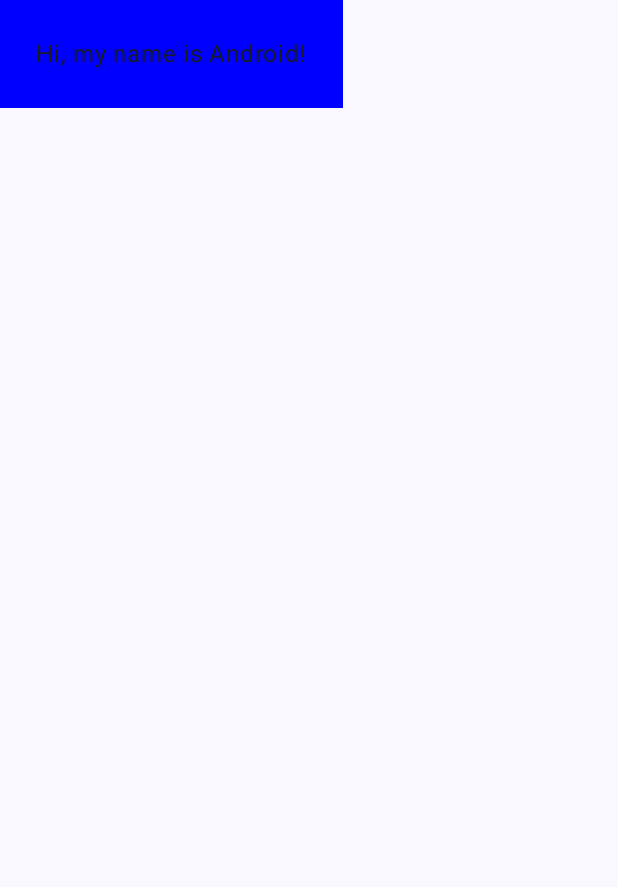
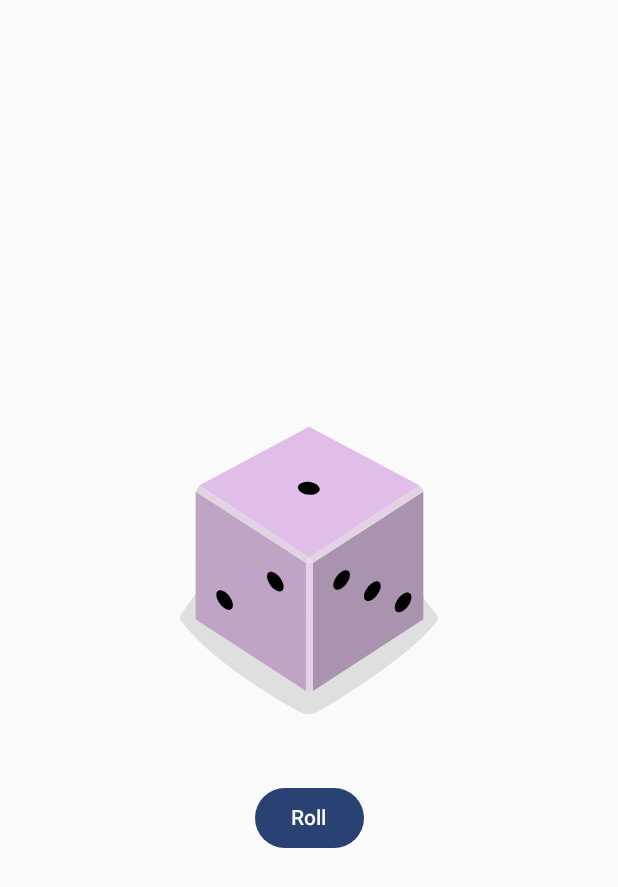
Before and after one commit to daniel-mitchell011/AndroidBook, an Android app built with Jetpack Compose: the screen it shows after launch (MainActivity), on a phone screen of 412 x 824 dp. Shown: the top 887 px of the screen. Run offline under Robolectric (Android 15) with nearby library versions, the phone set to English and light mode, and no system bars.

Commit message:
Dice Roller, Unit 2, Pathway 2, 2.

```diff
--- a/app/src/main/java/com/example/androidbook/MainActivity.kt
+++ b/app/src/main/java/com/example/androidbook/MainActivity.kt
@@ -4,14 +4,23 @@
 import androidx.activity.ComponentActivity
 import androidx.activity.compose.setContent
 import androidx.activity.enableEdgeToEdge
+import androidx.compose.foundation.Image
+import androidx.compose.foundation.layout.Column
+import androidx.compose.foundation.layout.Spacer
 import androidx.compose.foundation.layout.fillMaxSize
-import androidx.compose.foundation.layout.padding
-import androidx.compose.material3.Scaffold
-import androidx.compose.material3.Surface
+import androidx.compose.foundation.layout.height
+import androidx.compose.foundation.layout.wrapContentSize
+import androidx.compose.material3.Button
 import androidx.compose.material3.Text
 import androidx.compose.runtime.Composable
+import androidx.compose.runtime.getValue
+import androidx.compose.runtime.mutableStateOf
+import androidx.compose.runtime.remember
+import androidx.compose.runtime.setValue
+import androidx.compose.ui.Alignment
 import androidx.compose.ui.Modifier
-import androidx.compose.ui.graphics.Color
+import androidx.compose.ui.res.painterResource
+import androidx.compose.ui.res.stringResource
 import androidx.compose.ui.tooling.preview.Preview
 import androidx.compose.ui.unit.dp
 import com.example.androidbook.ui.theme.AndroidBookTheme
@@ -22,31 +31,42 @@
         enableEdgeToEdge()
         setContent {
             AndroidBookTheme {
-                Scaffold(modifier = Modifier.fillMaxSize()) { innerPadding ->
-                    Greeting(
-                        name = "Android",
-                        modifier = Modifier.padding(innerPadding)
-                    )
-                }
+                DiceRollerApp()
             }
         }
     }
 }
 
+@Preview
 @Composable
-fun Greeting(name: String, modifier: Modifier = Modifier) {
-    Surface(color = Color.Blue) {
-        Text(
-            text = "Hi, my name is $name!",
-            modifier = modifier.padding(24.dp)
+fun DiceRollerApp() {
+    DiceWithButtonAndImage()
+}
+
+@Composable
+fun DiceWithButtonAndImage(modifier: Modifier = Modifier
+    .fillMaxSize()
+    .wrapContentSize(Alignment.Center)) {
+    var result by remember { mutableStateOf(1) }
+    val imageResource = when(result) {
+        1 -> R.drawable.dice_1
+        2 -> R.drawable.dice_2
+        3 -> R.drawable.dice_3
+        4 -> R.drawable.dice_4
+        5 -> R.drawable.dice_5
+        else -> R.drawable.dice_6
+    }
+    Column(
+        modifier = modifier,
+        horizontalAlignment = Alignment.CenterHorizontally
+    ) {
+        Image(
+            painter = painterResource(imageResource),
+            contentDescription = "1"
         )
+        Spacer(modifier = Modifier.height(16.dp))
+        Button(onClick = { result = (1..6).random() }) {
+            Text(stringResource(R.string.roll))
+        }
     }
 }
-
-@Preview(showBackground = true)
-@Composable
-fun GreetingPreview() {
-    AndroidBookTheme {
-        Greeting("Daniel")
-    }
-}
--- /dev/null
+++ b/app/src/main/res/drawable/dice_1.xml
@@ -0,0 +1,66 @@
+<!--
+  ~ Copyright 2022, The Android Open Source Project
+  ~
+  ~ Licensed under the Apache License, Version 2.0 (the "License");
+  ~ you may not use this file except in compliance with the License.
+  ~ You may obtain a copy of the License at
+  ~
+  ~     http://www.apache.org/licenses/LICENSE-2.0
+  ~
+  ~ Unless required by applicable law or agreed to in writing, software
+  ~ distributed under the License is distributed on an "AS IS" BASIS,
+  ~ WITHOUT WARRANTIES OR CONDITIONS OF ANY KIND, either express or implied.
+  ~ See the License for the specific language governing permissions and
+  ~ limitations under the License.
+  -->
+
+<vector xmlns:android="http://schemas.android.com/apk/res/android"
+    android:width="200dp"
+    android:height="250dp"
+    android:viewportWidth="800"
+    android:viewportHeight="1000">
+    <path
+        android:fillAlpha="0.5"
+        android:fillColor="#C5C4C4"
+        android:pathData="M740.8,635.42c-68.27,90.47 -249.77,201.76 -316,240.63a50.7,50.7 0,0 1,-49.93 0.81c-64.19,-35 -234.09,-133.88 -315.65,-242a14.69,14.69 0,0 1,-0.12 -17.49c77.58,-106.29 159.67,-258.89 341.06,-258.89 182,0 242.19,139.08 340.27,258.88A14.62,14.62 0,0 1,740.8 635.42Z"
+        android:strokeAlpha="0.5" />
+    <path
+        android:fillColor="#AA93AE"
+        android:pathData="M704.9,630l-294.29,191.06l0,-340.85l294.29,-191.06l0,340.85z" />
+    <path
+        android:fillColor="#C0A4C5"
+        android:pathData="M97.59,630l294.29,191.06l0,-340.85l-294.29,-191.06l0,340.85z" />
+    <path
+        android:fillColor="#E1BEE7"
+        android:pathData="M400.14,464.73l-293.19,-191.45l293.19,-156.31l295.39,156.31l-295.39,191.45z" />
+    <path
+        android:fillColor="#E2D3E4"
+        android:pathData="M106.95,273.28l-9.36,15.87l294.29,191.06l8.26,-15.48l-293.19,-191.45z" />
+    <path
+        android:fillColor="#E2D3E4"
+        android:pathData="M695.53,273.28l9.37,15.87l-294.29,191.06l-10.47,-15.48l295.39,-191.45z" />
+    <path
+        android:fillColor="#E2D3E4"
+        android:pathData="M391.88,480.21h18.73v340.85h-18.73z" />
+    <path
+        android:fillColor="#E7DCE8"
+        android:pathData="M400.14,464.73l-8.26,15.48l18.73,0l-10.47,-15.48z" />
+    <path
+        android:fillColor="#000000"
+        android:pathData="M397.45,297.62a16.9,28.71 97.07,1 0,4.16 -33.54a16.9,28.71 97.07,1 0,-4.16 33.54z" />
+    <path
+        android:fillColor="#000000"
+        android:pathData="M297.17,539.02a30.12,16.11 53.82,1 0,26.01 -19.02a30.12,16.11 53.82,1 0,-26.01 19.02z" />
+    <path
+        android:fillColor="#000000"
+        android:pathData="M161.96,588.24a30.12,16.11 53.82,1 0,26.01 -19.02a30.12,16.11 53.82,1 0,-26.01 19.02z" />
+    <path
+        android:fillColor="#000000"
+        android:pathData="M551.15,579.45a30.12,16.11 126.18,1 0,35.56 -48.62a30.12,16.11 126.18,1 0,-35.56 48.62z" />
+    <path
+        android:fillColor="#000000"
+        android:pathData="M469.12,549.58a30.12,16.11 126.18,1 0,35.56 -48.62a30.12,16.11 126.18,1 0,-35.56 48.62z" />
+    <path
+        android:fillColor="#000000"
+        android:pathData="M633.17,609.29a30.12,16.11 126.18,1 0,35.56 -48.62a30.12,16.11 126.18,1 0,-35.56 48.62z" />
+</vector>
--- /dev/null
+++ b/app/src/main/res/drawable/dice_2.xml
@@ -0,0 +1,66 @@
+<!--
+  ~ Copyright 2022, The Android Open Source Project
+  ~
+  ~ Licensed under the Apache License, Version 2.0 (the "License");
+  ~ you may not use this file except in compliance with the License.
+  ~ You may obtain a copy of the License at
+  ~
+  ~     http://www.apache.org/licenses/LICENSE-2.0
+  ~
+  ~ Unless required by applicable law or agreed to in writing, software
+  ~ distributed under the License is distributed on an "AS IS" BASIS,
+  ~ WITHOUT WARRANTIES OR CONDITIONS OF ANY KIND, either express or implied.
+  ~ See the License for the specific language governing permissions and
+  ~ limitations under the License.
+  -->
+
+<vector xmlns:android="http://schemas.android.com/apk/res/android"
+    android:width="200dp"
+    android:height="250dp"
+    android:viewportWidth="800"
+    android:viewportHeight="1000">
+    <path
+        android:fillAlpha="0.5"
+        android:fillColor="#C5C4C4"
+        android:pathData="M740.8,635.42c-68.27,90.47 -249.77,201.76 -316,240.63a50.7,50.7 0,0 1,-49.93 0.81c-64.19,-35 -234.09,-133.88 -315.65,-242a14.69,14.69 0,0 1,-0.12 -17.49c77.58,-106.29 159.67,-258.89 341.06,-258.89 182,0 242.19,139.08 340.27,258.88A14.62,14.62 0,0 1,740.8 635.42Z"
+        android:strokeAlpha="0.5" />
+    <path
+        android:fillColor="#AA93AE"
+        android:pathData="M704.9,630l-294.29,191.06l0,-340.85l294.29,-191.06l0,340.85z" />
+    <path
+        android:fillColor="#C0A4C5"
+        android:pathData="M97.59,630l294.29,191.06l0,-340.85l-294.29,-191.06l0,340.85z" />
+    <path
+        android:fillColor="#E1BEE7"
+        android:pathData="M400.14,464.73l-293.19,-191.45l293.19,-156.31l295.39,156.31l-295.39,191.45z" />
+    <path
+        android:fillColor="#E2D3E4"
+        android:pathData="M106.95,273.28l-9.36,15.87l294.29,191.06l8.26,-15.48l-293.19,-191.45z" />
+    <path
+        android:fillColor="#E2D3E4"
+        android:pathData="M695.53,273.28l9.37,15.87l-294.29,191.06l-10.47,-15.48l295.39,-191.45z" />
+    <path
+        android:fillColor="#E2D3E4"
+        android:pathData="M391.88,480.21h18.73v340.85h-18.73z" />
+    <path
+        android:fillColor="#E7DCE8"
+        android:pathData="M400.14,464.73l-8.26,15.48l18.73,0l-10.47,-15.48z" />
+    <path
+        android:fillColor="#000000"
+        android:pathData="M520.85,303.25a16.9,28.71 97.07,1 0,4.16 -33.54a16.9,28.71 97.07,1 0,-4.16 33.54z" />
+    <path
+        android:fillColor="#000000"
+        android:pathData="M273.33,291.99a16.9,28.71 97.07,1 0,4.16 -33.54a16.9,28.71 97.07,1 0,-4.16 33.54z" />
+    <path
+        android:fillColor="#000000"
+        android:pathData="M229.56,563.64a30.12,16.11 53.82,1 0,26.01 -19.02a30.12,16.11 53.82,1 0,-26.01 19.02z" />
+    <path
+        android:fillColor="#000000"
+        android:pathData="M311.58,533.77a30.12,16.11 53.82,1 0,26.01 -19.02a30.12,16.11 53.82,1 0,-26.01 19.02z" />
+    <path
+        android:fillColor="#000000"
+        android:pathData="M147.54,593.49a30.12,16.11 53.82,1 0,26.01 -19.02a30.12,16.11 53.82,1 0,-26.01 19.02z" />
+    <path
+        android:fillColor="#000000"
+        android:pathData="M551.15,579.45a30.12,16.11 126.18,1 0,35.56 -48.62a30.12,16.11 126.18,1 0,-35.56 48.62z" />
+</vector>
--- /dev/null
+++ b/app/src/main/res/drawable/dice_3.xml
@@ -0,0 +1,66 @@
+<!--
+  ~ Copyright 2022, The Android Open Source Project
+  ~
+  ~ Licensed under the Apache License, Version 2.0 (the "License");
+  ~ you may not use this file except in compliance with the License.
+  ~ You may obtain a copy of the License at
+  ~
+  ~     http://www.apache.org/licenses/LICENSE-2.0
+  ~
+  ~ Unless required by applicable law or agreed to in writing, software
+  ~ distributed under the License is distributed on an "AS IS" BASIS,
+  ~ WITHOUT WARRANTIES OR CONDITIONS OF ANY KIND, either express or implied.
+  ~ See the License for the specific language governing permissions and
+  ~ limitations under the License.
+  -->
+
+<vector xmlns:android="http://schemas.android.com/apk/res/android"
+    android:width="200dp"
+    android:height="250dp"
+    android:viewportWidth="800"
+    android:viewportHeight="1000">
+    <path
+        android:fillAlpha="0.5"
+        android:fillColor="#C5C4C4"
+        android:pathData="M740.8,635.42c-68.27,90.47 -249.77,201.76 -316,240.63a50.7,50.7 0,0 1,-49.93 0.81c-64.19,-35 -234.09,-133.88 -315.65,-242a14.69,14.69 0,0 1,-0.12 -17.49c77.58,-106.29 159.67,-258.89 341.06,-258.89 182,0 242.19,139.08 340.27,258.88A14.62,14.62 0,0 1,740.8 635.42Z"
+        android:strokeAlpha="0.5" />
+    <path
+        android:fillColor="#AA93AE"
+        android:pathData="M704.9,630l-294.29,191.06l0,-340.85l294.29,-191.06l0,340.85z" />
+    <path
+        android:fillColor="#C0A4C5"
+        android:pathData="M97.59,630l294.29,191.06l0,-340.85l-294.29,-191.06l0,340.85z" />
+    <path
+        android:fillColor="#E1BEE7"
+        android:pathData="M400.14,464.73l-293.19,-191.45l293.19,-156.31l295.39,156.31l-295.39,191.45z" />
+    <path
+        android:fillColor="#E2D3E4"
+        android:pathData="M106.95,273.28l-9.36,15.87l294.29,191.06l8.26,-15.48l-293.19,-191.45z" />
+    <path
+        android:fillColor="#E2D3E4"
+        android:pathData="M695.53,273.28l9.37,15.87l-294.29,191.06l-10.47,-15.48l295.39,-191.45z" />
+    <path
+        android:fillColor="#E2D3E4"
+        android:pathData="M391.88,480.21h18.73v340.85h-18.73z" />
+    <path
+        android:fillColor="#E7DCE8"
+        android:pathData="M400.14,464.73l-8.26,15.48l18.73,0l-10.47,-15.48z" />
+    <path
+        android:fillColor="#000000"
+        android:pathData="M398.11,297.62a16.9,28.71 97.07,1 0,4.16 -33.54a16.9,28.71 97.07,1 0,-4.16 33.54z" />
+    <path
+        android:fillColor="#000000"
+        android:pathData="M548.27,304.46a16.9,28.71 97.07,1 0,4.16 -33.54a16.9,28.71 97.07,1 0,-4.16 33.54z" />
+    <path
+        android:fillColor="#000000"
+        android:pathData="M247.95,290.79a16.9,28.71 97.07,1 0,4.16 -33.54a16.9,28.71 97.07,1 0,-4.16 33.54z" />
+    <path
+        android:fillColor="#000000"
+        android:pathData="M229.56,563.64a30.12,16.11 53.82,1 0,26.01 -19.02a30.12,16.11 53.82,1 0,-26.01 19.02z" />
+    <path
+        android:fillColor="#000000"
+        android:pathData="M483.54,554.83a30.12,16.11 126.18,1 0,35.56 -48.62a30.12,16.11 126.18,1 0,-35.56 48.62z" />
+    <path
+        android:fillColor="#000000"
+        android:pathData="M618.75,604.04a30.12,16.11 126.18,1 0,35.56 -48.62a30.12,16.11 126.18,1 0,-35.56 48.62z" />
+</vector>
--- /dev/null
+++ b/app/src/main/res/drawable/dice_4.xml
@@ -0,0 +1,69 @@
+<!--
+  ~ Copyright 2022, The Android Open Source Project
+  ~
+  ~ Licensed under the Apache License, Version 2.0 (the "License");
+  ~ you may not use this file except in compliance with the License.
+  ~ You may obtain a copy of the License at
+  ~
+  ~     http://www.apache.org/licenses/LICENSE-2.0
+  ~
+  ~ Unless required by applicable law or agreed to in writing, software
+  ~ distributed under the License is distributed on an "AS IS" BASIS,
+  ~ WITHOUT WARRANTIES OR CONDITIONS OF ANY KIND, either express or implied.
+  ~ See the License for the specific language governing permissions and
+  ~ limitations under the License.
+  -->
+
+<vector xmlns:android="http://schemas.android.com/apk/res/android"
+    android:width="200dp"
+    android:height="250dp"
+    android:viewportWidth="800"
+    android:viewportHeight="1000">
+    <path
+        android:fillAlpha="0.5"
+        android:fillColor="#C5C4C4"
+        android:pathData="M740.8,635.42c-68.27,90.47 -249.77,201.76 -316,240.63a50.7,50.7 0,0 1,-49.93 0.81c-64.19,-35 -234.09,-133.88 -315.65,-242a14.69,14.69 0,0 1,-0.12 -17.49c77.58,-106.29 159.67,-258.89 341.06,-258.89 182,0 242.19,139.08 340.27,258.88A14.62,14.62 0,0 1,740.8 635.42Z"
+        android:strokeAlpha="0.5" />
+    <path
+        android:fillColor="#AA93AE"
+        android:pathData="M704.9,630l-294.29,191.06l0,-340.85l294.29,-191.06l0,340.85z" />
+    <path
+        android:fillColor="#C0A4C5"
+        android:pathData="M97.59,630l294.29,191.06l0,-340.85l-294.29,-191.06l0,340.85z" />
+    <path
+        android:fillColor="#E1BEE7"
+        android:pathData="M400.14,464.73l-293.19,-191.45l293.19,-156.31l295.39,156.31l-295.39,191.45z" />
+    <path
+        android:fillColor="#E2D3E4"
+        android:pathData="M106.95,273.28l-9.36,15.87l294.29,191.06l8.26,-15.48l-293.19,-191.45z" />
+    <path
+        android:fillColor="#E2D3E4"
+        android:pathData="M695.53,273.28l9.37,15.87l-294.29,191.06l-10.47,-15.48l295.39,-191.45z" />
+    <path
+        android:fillColor="#E2D3E4"
+        android:pathData="M391.88,480.21h18.73v340.85h-18.73z" />
+    <path
+        android:fillColor="#E7DCE8"
+        android:pathData="M400.14,464.73l-8.26,15.48l18.73,0l-10.47,-15.48z" />
+    <path
+        android:fillColor="#000000"
+        android:pathData="M530.08,303.65a16.9,28.71 97.07,1 0,4.16 -33.54a16.9,28.71 97.07,1 0,-4.16 33.54z" />
+    <path
+        android:fillColor="#000000"
+        android:pathData="M389.68,218.17a16.9,28.71 97.07,1 0,4.16 -33.54a16.9,28.71 97.07,1 0,-4.16 33.54z" />
+    <path
+        android:fillColor="#000000"
+        android:pathData="M405.35,377.09a16.9,28.71 97.07,1 0,4.16 -33.54a16.9,28.71 97.07,1 0,-4.16 33.54z" />
+    <path
+        android:fillColor="#000000"
+        android:pathData="M264.95,291.6a16.9,28.71 97.07,1 0,4.16 -33.54a16.9,28.71 97.07,1 0,-4.16 33.54z" />
+    <path
+        android:fillColor="#000000"
+        android:pathData="M297.17,541.59a30.12,16.11 53.82,1 0,26.01 -19.02a30.12,16.11 53.82,1 0,-26.01 19.02z" />
+    <path
+        android:fillColor="#000000"
+        android:pathData="M161.96,590.81a30.12,16.11 53.82,1 0,26.01 -19.02a30.12,16.11 53.82,1 0,-26.01 19.02z" />
+    <path
+        android:fillColor="#000000"
+        android:pathData="M551.15,579.45a30.12,16.11 126.18,1 0,35.56 -48.62a30.12,16.11 126.18,1 0,-35.56 48.62z" />
+</vector>
--- /dev/null
+++ b/app/src/main/res/drawable/dice_5.xml
@@ -0,0 +1,75 @@
+<!--
+  ~ Copyright 2022, The Android Open Source Project
+  ~
+  ~ Licensed under the Apache License, Version 2.0 (the "License");
+  ~ you may not use this file except in compliance with the License.
+  ~ You may obtain a copy of the License at
+  ~
+  ~     http://www.apache.org/licenses/LICENSE-2.0
+  ~
+  ~ Unless required by applicable law or agreed to in writing, software
+  ~ distributed under the License is distributed on an "AS IS" BASIS,
+  ~ WITHOUT WARRANTIES OR CONDITIONS OF ANY KIND, either express or implied.
+  ~ See the License for the specific language governing permissions and
+  ~ limitations under the License.
+  -->
+
+<vector xmlns:android="http://schemas.android.com/apk/res/android"
+    android:width="200dp"
+    android:height="250dp"
+    android:viewportWidth="800"
+    android:viewportHeight="1000">
+    <path
+        android:fillAlpha="0.5"
+        android:fillColor="#C5C4C4"
+        android:pathData="M740.8,635.42c-68.27,90.47 -249.77,201.76 -316,240.63a50.7,50.7 0,0 1,-49.93 0.81c-64.19,-35 -234.09,-133.88 -315.65,-242a14.69,14.69 0,0 1,-0.12 -17.49c77.58,-106.29 159.67,-258.89 341.06,-258.89 182,0 242.19,139.08 340.27,258.88A14.62,14.62 0,0 1,740.8 635.42Z"
+        android:strokeAlpha="0.5" />
+    <path
+        android:fillColor="#AA93AE"
+        android:pathData="M704.9,630l-294.29,191.06l0,-340.85l294.29,-191.06l0,340.85z" />
+    <path
+        android:fillColor="#C0A4C5"
+        android:pathData="M97.59,630l294.29,191.06l0,-340.85l-294.29,-191.06l0,340.85z" />
+    <path
+        android:fillColor="#E1BEE7"
+        android:pathData="M400.14,464.73l-293.19,-191.45l293.19,-156.31l295.39,156.31l-295.39,191.45z" />
+    <path
+        android:fillColor="#E2D3E4"
+        android:pathData="M106.95,273.28l-9.36,15.87l294.29,191.06l8.26,-15.48l-293.19,-191.45z" />
+    <path
+        android:fillColor="#E2D3E4"
+        android:pathData="M695.53,273.28l9.37,15.87l-294.29,191.06l-10.47,-15.48l295.39,-191.45z" />
+    <path
+        android:fillColor="#E2D3E4"
+        android:pathData="M391.88,480.21h18.73v340.85h-18.73z" />
+    <path
+        android:fillColor="#E7DCE8"
+        android:pathData="M400.14,464.73l-8.26,15.48l18.73,0l-10.47,-15.48z" />
+    <path
+        android:fillColor="#000000"
+        android:pathData="M397.05,297.63a16.9,28.71 97.07,1 0,4.16 -33.54a16.9,28.71 97.07,1 0,-4.16 33.54z" />
+    <path
+        android:fillColor="#000000"
+        android:pathData="M547.21,304.45a16.9,28.71 97.07,1 0,4.16 -33.54a16.9,28.71 97.07,1 0,-4.16 33.54z" />
+    <path
+        android:fillColor="#000000"
+        android:pathData="M388.17,207.62a16.9,28.71 97.07,1 0,4.16 -33.54a16.9,28.71 97.07,1 0,-4.16 33.54z" />
+    <path
+        android:fillColor="#000000"
+        android:pathData="M405.93,387.62a16.9,28.71 97.07,1 0,4.16 -33.54a16.9,28.71 97.07,1 0,-4.16 33.54z" />
+    <path
+        android:fillColor="#000000"
+        android:pathData="M246.89,290.79a16.9,28.71 97.07,1 0,4.16 -33.54a16.9,28.71 97.07,1 0,-4.16 33.54z" />
+    <path
+        android:fillColor="#000000"
+        android:pathData="M229.56,563.64a30.12,16.11 53.82,1 0,26.01 -19.02a30.12,16.11 53.82,1 0,-26.01 19.02z" />
+    <path
+        android:fillColor="#000000"
+        android:pathData="M551.15,579.45a30.12,16.11 126.18,1 0,35.56 -48.62a30.12,16.11 126.18,1 0,-35.56 48.62z" />
+    <path
+        android:fillColor="#000000"
+        android:pathData="M469.12,549.58a30.12,16.11 126.18,1 0,35.56 -48.62a30.12,16.11 126.18,1 0,-35.56 48.62z" />
+    <path
+        android:fillColor="#000000"
+        android:pathData="M633.17,609.29a30.12,16.11 126.18,1 0,35.56 -48.62a30.12,16.11 126.18,1 0,-35.56 48.62z" />
+</vector>
--- /dev/null
+++ b/app/src/main/res/drawable/dice_6.xml
@@ -0,0 +1,81 @@
+<!--
+  ~ Copyright 2022, The Android Open Source Project
+  ~
+  ~ Licensed under the Apache License, Version 2.0 (the "License");
+  ~ you may not use this file except in compliance with the License.
+  ~ You may obtain a copy of the License at
+  ~
+  ~     http://www.apache.org/licenses/LICENSE-2.0
+  ~
+  ~ Unless required by applicable law or agreed to in writing, software
+  ~ distributed under the License is distributed on an "AS IS" BASIS,
+  ~ WITHOUT WARRANTIES OR CONDITIONS OF ANY KIND, either express or implied.
+  ~ See the License for the specific language governing permissions and
+  ~ limitations under the License.
+  -->
+
+<vector xmlns:android="http://schemas.android.com/apk/res/android"
+    android:width="200dp"
+    android:height="250dp"
+    android:viewportWidth="800"
+    android:viewportHeight="1000">
+    <path
+        android:fillAlpha="0.5"
+        android:fillColor="#C5C4C4"
+        android:pathData="M740.8,635.42c-68.27,90.47 -249.77,201.76 -316,240.63a50.7,50.7 0,0 1,-49.93 0.81c-64.19,-35 -234.09,-133.88 -315.65,-242a14.69,14.69 0,0 1,-0.12 -17.49c77.58,-106.29 159.67,-258.89 341.06,-258.89 182,0 242.19,139.08 340.27,258.88A14.62,14.62 0,0 1,740.8 635.42Z"
+        android:strokeAlpha="0.5" />
+    <path
+        android:fillColor="#AA93AE"
+        android:pathData="M704.9,630l-294.29,191.06l0,-340.85l294.29,-191.06l0,340.85z" />
+    <path
+        android:fillColor="#C0A4C5"
+        android:pathData="M97.59,630l294.29,191.06l0,-340.85l-294.29,-191.06l0,340.85z" />
+    <path
+        android:fillColor="#E1BEE7"
+        android:pathData="M400.14,464.73l-293.19,-191.45l293.19,-156.31l295.39,156.31l-295.39,191.45z" />
+    <path
+        android:fillColor="#E2D3E4"
+        android:pathData="M106.95,273.28l-9.36,15.87l294.29,191.06l8.26,-15.48l-293.19,-191.45z" />
+    <path
+        android:fillColor="#E2D3E4"
+        android:pathData="M695.53,273.28l9.37,15.87l-294.29,191.06l-10.47,-15.48l295.39,-191.45z" />
+    <path
+        android:fillColor="#E2D3E4"
+        android:pathData="M391.88,480.21h18.73v340.85h-18.73z" />
+    <path
+        android:fillColor="#E7DCE8"
+        android:pathData="M400.14,464.73l-8.26,15.48l18.73,0l-10.47,-15.48z" />
+    <path
+        android:fillColor="#000000"
+        android:pathData="M326.53,254.89a16.9,28.71 97.07,1 0,4.16 -33.54a16.9,28.71 97.07,1 0,-4.16 33.54z" />
+    <path
+        android:fillColor="#000000"
+        android:pathData="M537.57,298.78a16.9,28.71 97.07,1 0,4.16 -33.54a16.9,28.71 97.07,1 0,-4.16 33.54z" />
+    <path
+        android:fillColor="#000000"
+        android:pathData="M397.17,213.3a16.9,28.71 97.07,1 0,4.16 -33.54a16.9,28.71 97.07,1 0,-4.16 33.54z" />
+    <path
+        android:fillColor="#000000"
+        android:pathData="M396.31,381.95a16.9,28.71 97.07,1 0,4.16 -33.54a16.9,28.71 97.07,1 0,-4.16 33.54z" />
+    <path
+        android:fillColor="#000000"
+        android:pathData="M255.91,296.47a16.9,28.71 97.07,1 0,4.16 -33.54a16.9,28.71 97.07,1 0,-4.16 33.54z" />
+    <path
+        android:fillColor="#000000"
+        android:pathData="M466.93,340.37a16.9,28.71 97.07,1 0,4.16 -33.54a16.9,28.71 97.07,1 0,-4.16 33.54z" />
+    <path
+        android:fillColor="#000000"
+        android:pathData="M230,563.64a30.12,16.11 53.82,1 0,26.01 -19.02a30.12,16.11 53.82,1 0,-26.01 19.02z" />
+    <path
+        android:fillColor="#000000"
+        android:pathData="M312.02,533.78a30.12,16.11 53.82,1 0,26.01 -19.02a30.12,16.11 53.82,1 0,-26.01 19.02z" />
+    <path
+        android:fillColor="#000000"
+        android:pathData="M147.96,593.48a30.12,16.11 53.82,1 0,26.01 -19.02a30.12,16.11 53.82,1 0,-26.01 19.02z" />
+    <path
+        android:fillColor="#000000"
+        android:pathData="M483.54,554.83a30.12,16.11 126.18,1 0,35.56 -48.62a30.12,16.11 126.18,1 0,-35.56 48.62z" />
+    <path
+        android:fillColor="#000000"
+        android:pathData="M618.75,604.04a30.12,16.11 126.18,1 0,35.56 -48.62a30.12,16.11 126.18,1 0,-35.56 48.62z" />
+</vector>
--- a/app/src/main/res/values/strings.xml
+++ b/app/src/main/res/values/strings.xml
@@ -1,3 +1,4 @@
 <resources>
     <string name="app_name">AndroidBook</string>
+    <string name="roll">Roll</string>
 </resources>
```
